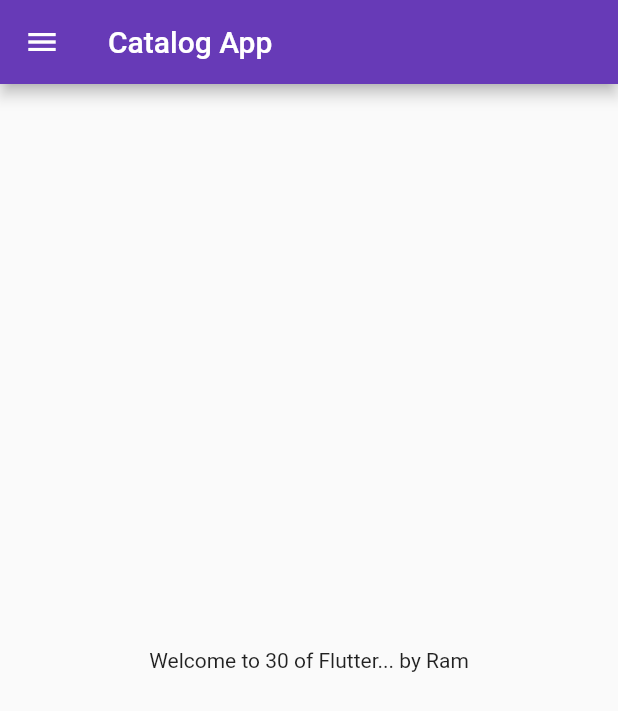
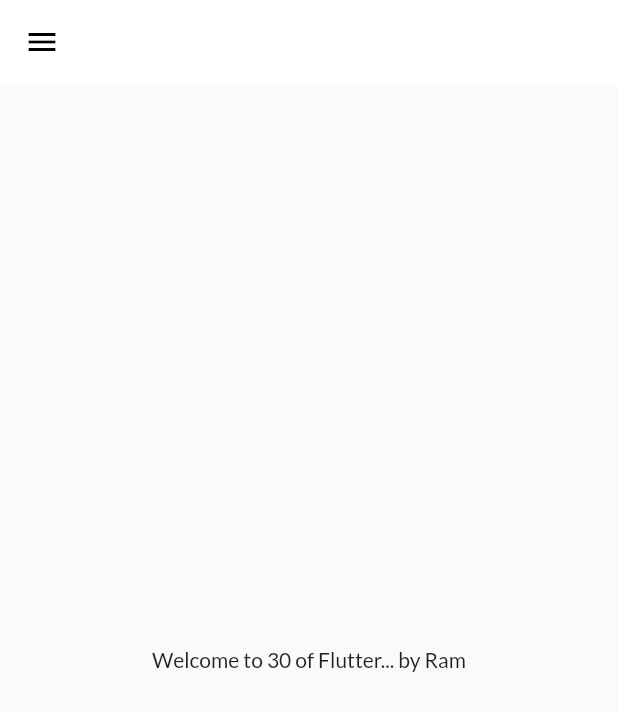
Before and after one commit to jitendradevworld/flutter_application, a Flutter app: the screen it shows after launch, on a phone screen of 412 x 824 dp. Shown: the top 711 px of the screen. Run offline on Flutter 3.47's test engine with Material 2 defaults, Android fonts, the phone set to English and light mode, and no system bars; our stand-ins replace google_fonts.

Commit message:
theme extarcted

```diff
--- a/lib/main.dart
+++ b/lib/main.dart
@@ -2,6 +2,8 @@ import 'package:flutter/material.dart';
 import 'package:flutter_application/Pages/home_page.dart';
 import 'package:flutter_application/Pages/login_page.dart';
 import 'package:flutter_application/utils/routes.dart';
+import 'package:flutter_application/widgets/themes.dart';
+import 'package:google_fonts/google_fonts.dart';
 
 void main() {
   runApp(MyApp()); //
@@ -16,9 +18,7 @@ class MyApp extends StatelessWidget {
     return MaterialApp(
       //home: HomePage(),
       themeMode: ThemeMode.light,
-      theme: ThemeData(
-        primarySwatch: Colors.deepPurple,
-      ),
+      theme: MyTheme.lightTheme(context),
       debugShowCheckedModeBanner: false,
       darkTheme: ThemeData(
         brightness: Brightness.light,
@@ -34,3 +34,5 @@ class MyApp extends StatelessWidget {
 
   // bringVegetables({required bool thaila, int rupees = 100}) {}
 }
+
+//test1
--- /dev/null
+++ b/lib/widgets/themes.dart
@@ -0,0 +1,16 @@
+import 'package:flutter/material.dart';
+import 'package:google_fonts/google_fonts.dart';
+
+class MyTheme {
+  static ThemeData lightTheme(BuildContext context) => ThemeData(
+      primarySwatch: Colors.deepPurple,
+      fontFamily: GoogleFonts.lato().fontFamily,
+      appBarTheme: AppBarTheme(
+        color: Colors.white,
+        elevation: 0.0,
+        iconTheme: IconThemeData(color: Colors.black),
+        //textTheme:
+        //titleTextStyle:
+        // toolbarTextStyle:
+      ));
+}
```
